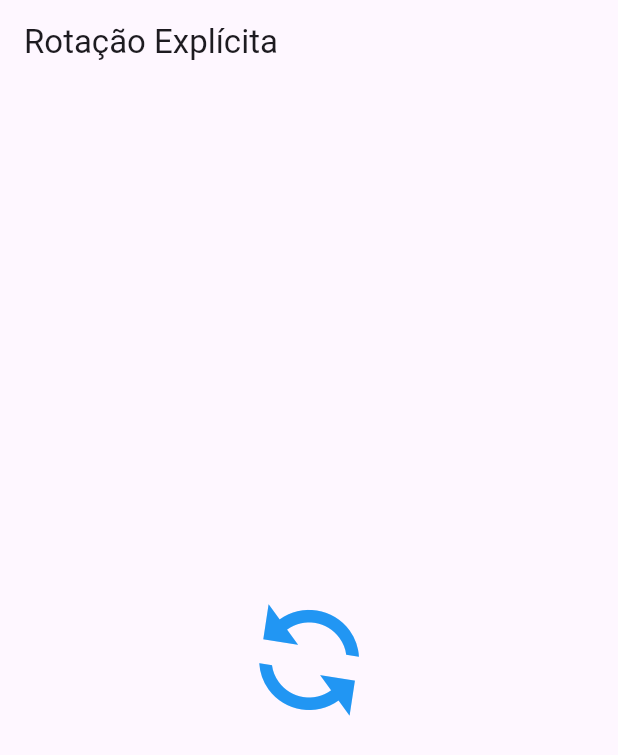
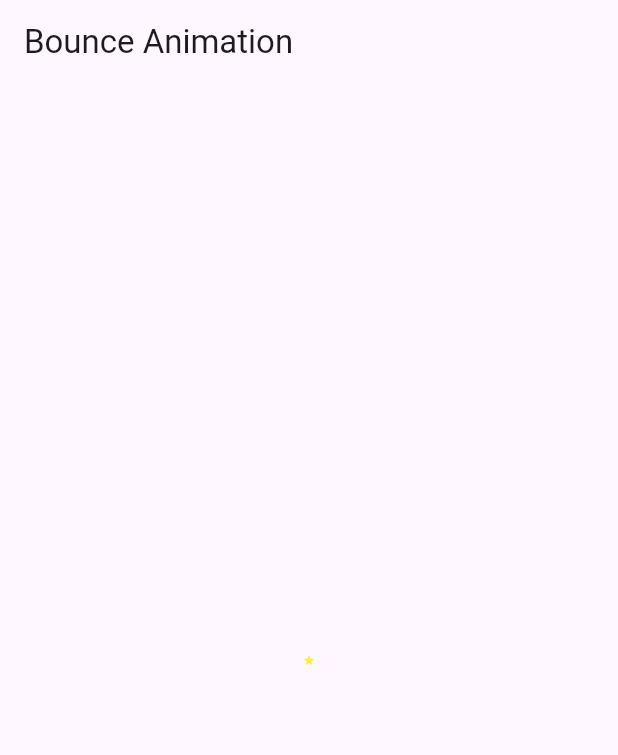
Before and after one commit to rfmeloneto/UnitinDispositiovosMoveis, a Flutter app: the screen it shows after launch, on a phone screen of 412 x 824 dp. Shown: the top 755 px of the screen. Run offline on Flutter 3.47's test engine with Material 3 defaults, Android fonts, the phone set to English and light mode, and no system bars.

Commit message:
animation curves

```diff
--- /dev/null
+++ b/lib/animations/animated_curves.dart
@@ -0,0 +1,50 @@
+import 'package:flutter/material.dart';
+
+class BounceAnimationExample extends StatefulWidget {
+  const BounceAnimationExample({super.key});
+
+  @override
+  _BounceAnimationExampleState createState() =>
+      _BounceAnimationExampleState();
+}
+
+class _BounceAnimationExampleState extends State<BounceAnimationExample>
+    with SingleTickerProviderStateMixin {
+  late AnimationController _controller;
+  late Animation<double> _animation;
+
+  @override
+  void initState() {
+    super.initState();
+    _controller = AnimationController(
+      vsync: this,
+      duration: const Duration(seconds: 2),
+    );
+    _animation = CurvedAnimation(
+      parent: _controller,
+      curve: Curves.bounceOut,
+    )..addListener(() {
+        setState(() {});
+      });
+    _controller.repeat(reverse: true);
+  }
+
+  @override
+  void dispose() {
+    _controller.dispose();
+    super.dispose();
+  }
+
+  @override
+  Widget build(BuildContext context) {
+    return Scaffold(
+      appBar: AppBar(title: const Text('Bounce Animation')),
+      body: Center(
+        child: Transform.scale(
+          scale: _animation.value,
+          child: const Icon(Icons.star, size: 100, color: Colors.yellow),
+        ),
+      ),
+    );
+  }
+}
--- a/lib/main.dart
+++ b/lib/main.dart
@@ -1,6 +1,7 @@
 import 'package:flutter/material.dart';
 import 'package:primeiro_app/animation_page.dart';
 import 'package:primeiro_app/animations/animated_container.dart';
+import 'package:primeiro_app/animations/animated_curves.dart';
 import 'package:primeiro_app/animations/anumated_opacity.dart';
 import 'package:primeiro_app/animations/rotation_animation.dart';
 
@@ -17,7 +18,7 @@ class _MyAppState extends State<MyApp> {
   @override
   Widget build(BuildContext context) {
     return const MaterialApp(
-        home: AnimationPage(RotationAnimationExample()),
+        home: AnimationPage(BounceAnimationExample()),
       );
   }
 
```
